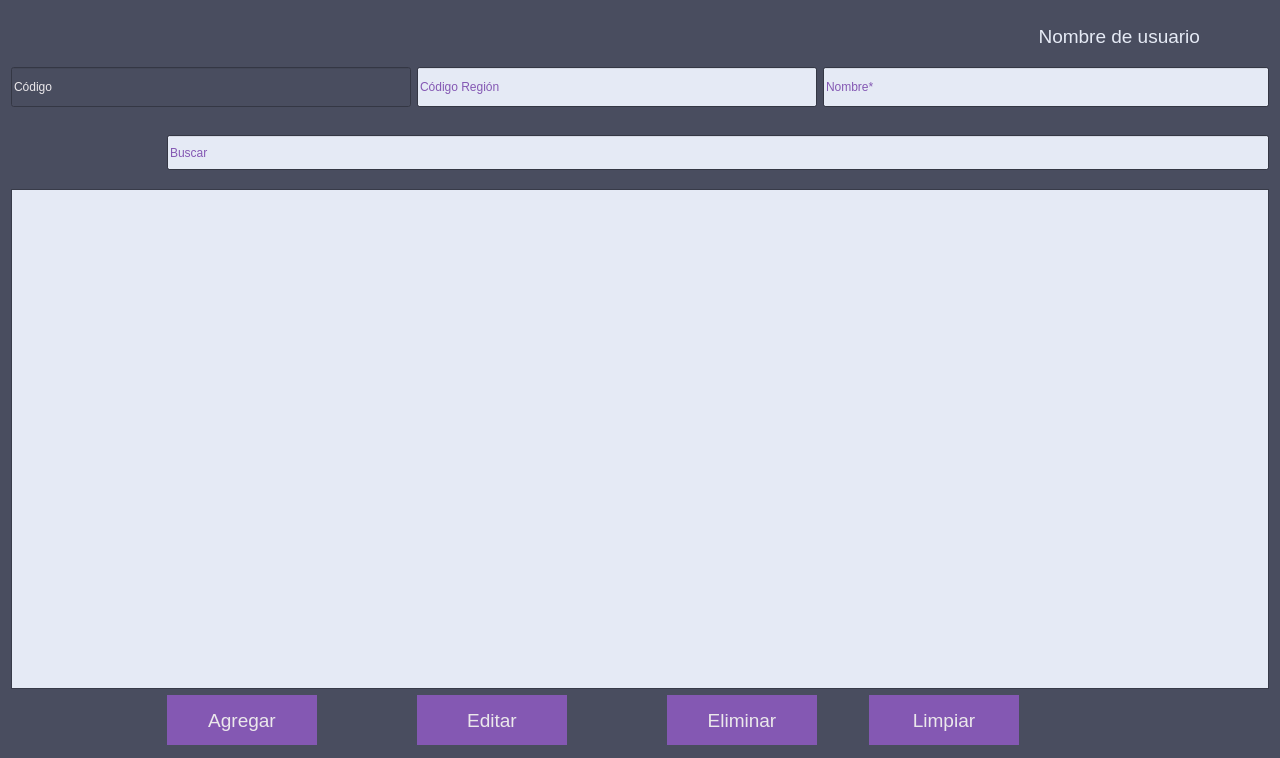
Before: the Qt Designer form vistas/UIs/frmPaises.ui in andyy-nr/pda-proyecto, drawn with Qt 5.
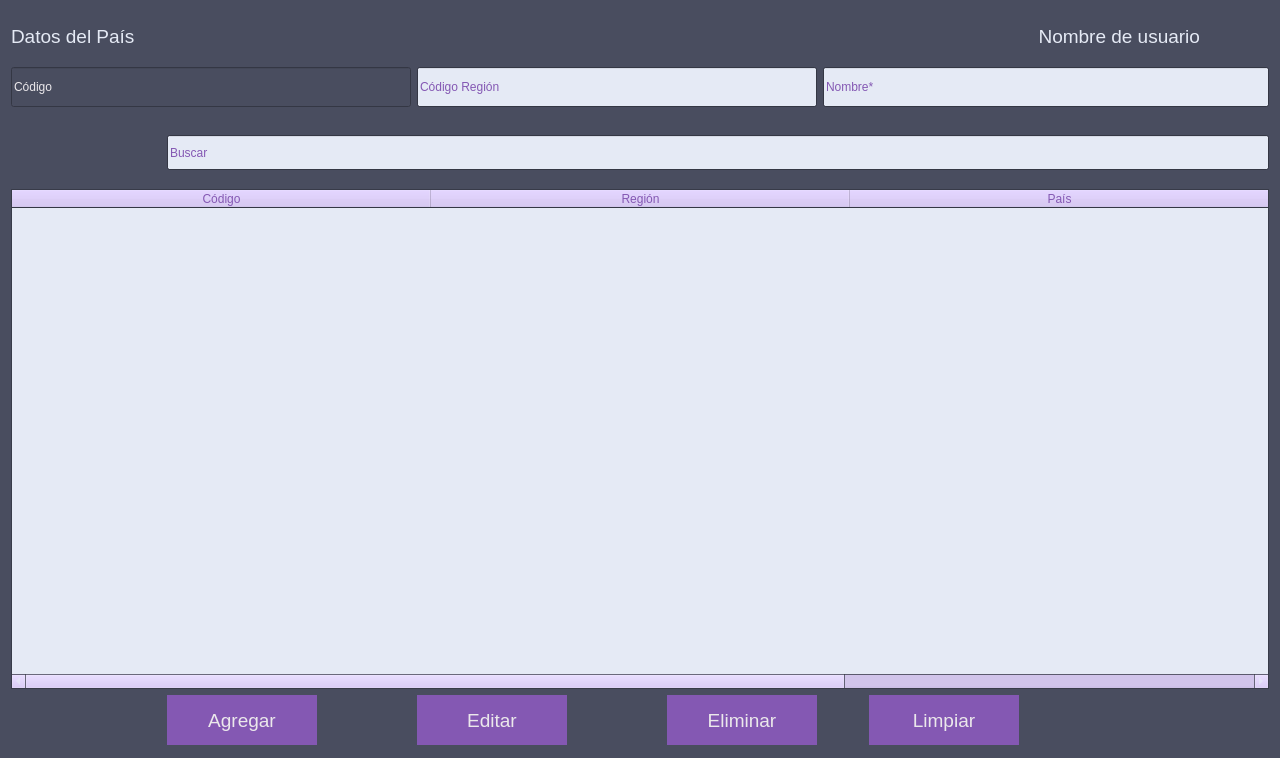
After: the same form once the commit is applied. Icons and pictures are not drawn.

Patch:
```diff
--- a/vistas/UIs/frmPaises.ui
+++ b/vistas/UIs/frmPaises.ui
@@ -374,41 +374,6 @@
      </property>
     </spacer>
    </item>
-   <item row="0" column="0" alignment="Qt::AlignLeft">
-    <widget class="QPushButton" name="btn_regresar">
-     <property name="minimumSize">
-      <size>
-       <width>50</width>
-       <height>50</height>
-      </size>
-     </property>
-     <property name="maximumSize">
-      <size>
-       <width>50</width>
-       <height>50</height>
-      </size>
-     </property>
-     <property name="styleSheet">
-      <string notr="true">border-style: outset;
-background-color: :#494D5F;
-
-</string>
-     </property>
-     <property name="text">
-      <string/>
-     </property>
-     <property name="icon">
-      <iconset resource="../imagenes/imagenes.qrc">
-       <normaloff>:/iconos/Flecha.png</normaloff>:/iconos/Flecha.png</iconset>
-     </property>
-     <property name="iconSize">
-      <size>
-       <width>40</width>
-       <height>40</height>
-      </size>
-     </property>
-    </widget>
-   </item>
    <item row="5" column="6">
     <spacer name="horizontalSpacer_3">
      <property name="orientation">
@@ -548,31 +513,6 @@
      </property>
     </widget>
    </item>
-   <item row="4" column="0" colspan="8">
-    <widget class="QTableView" name="tbl_paises">
-     <property name="sizePolicy">
-      <sizepolicy hsizetype="Ignored" vsizetype="Ignored">
-       <horstretch>0</horstretch>
-       <verstretch>0</verstretch>
-      </sizepolicy>
-     </property>
-     <property name="minimumSize">
-      <size>
-       <width>0</width>
-       <height>500</height>
-      </size>
-     </property>
-     <property name="maximumSize">
-      <size>
-       <width>16777215</width>
-       <height>500</height>
-      </size>
-     </property>
-     <property name="contextMenuPolicy">
-      <enum>Qt::CustomContextMenu</enum>
-     </property>
-    </widget>
-   </item>
    <item row="1" column="6" colspan="2">
     <widget class="QLineEdit" name="txt_nombre">
      <property name="minimumSize">
@@ -759,6 +699,67 @@
      </property>
     </widget>
    </item>
+   <item row="0" column="0">
+    <widget class="QLabel" name="label">
+     <property name="font">
+      <font>
+       <pointsize>14</pointsize>
+      </font>
+     </property>
+     <property name="text">
+      <string>Datos del País</string>
+     </property>
+    </widget>
+   </item>
+   <item row="4" column="0" colspan="8">
+    <widget class="QTableWidget" name="tbl_paises">
+     <property name="sizePolicy">
+      <sizepolicy hsizetype="Ignored" vsizetype="Ignored">
+       <horstretch>0</horstretch>
+       <verstretch>0</verstretch>
+      </sizepolicy>
+     </property>
+     <property name="minimumSize">
+      <size>
+       <width>0</width>
+       <height>500</height>
+      </size>
+     </property>
+     <property name="maximumSize">
+      <size>
+       <width>16777215</width>
+       <height>500</height>
+      </size>
+     </property>
+     <property name="contextMenuPolicy">
+      <enum>Qt::CustomContextMenu</enum>
+     </property>
+     <property name="sizeAdjustPolicy">
+      <enum>QAbstractScrollArea::AdjustToContents</enum>
+     </property>
+     <attribute name="horizontalHeaderDefaultSectionSize">
+      <number>419</number>
+     </attribute>
+     <attribute name="horizontalHeaderStretchLastSection">
+      <bool>true</bool>
+     </attribute>
+     <column>
+      <property name="text">
+       <string>Código</string>
+      </property>
+     </column>
+     <column>
+      <property name="text">
+       <string>Región</string>
+      </property>
+     </column>
+     <column>
+      <property name="text">
+       <string>País</string>
+      </property>
+     </column>
+    </widget>
+   </item>
   </layout>
  </widget>
  <resources>
```
Left out of the diff: 2 changed lines with no effect on the pictures.
